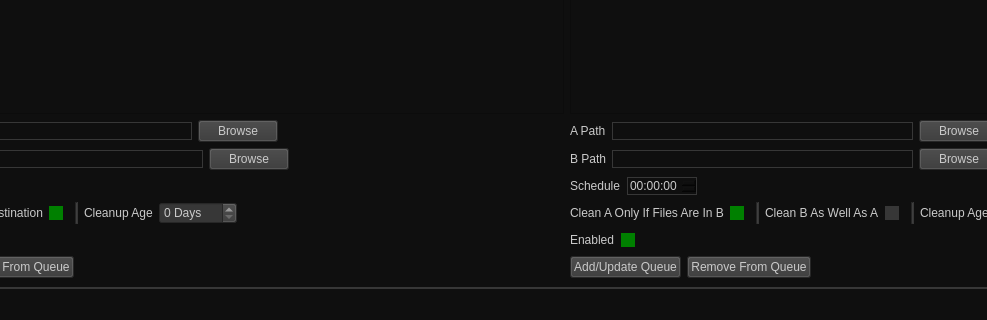
Qt form Interface/PRATTransferGui.ui (SARL-Engineering/PRAT-Transfer-Utility) before a commit; both pictures show x 187 to 1174 and y 342 to 662 of the 1507 by 662 pixel window.
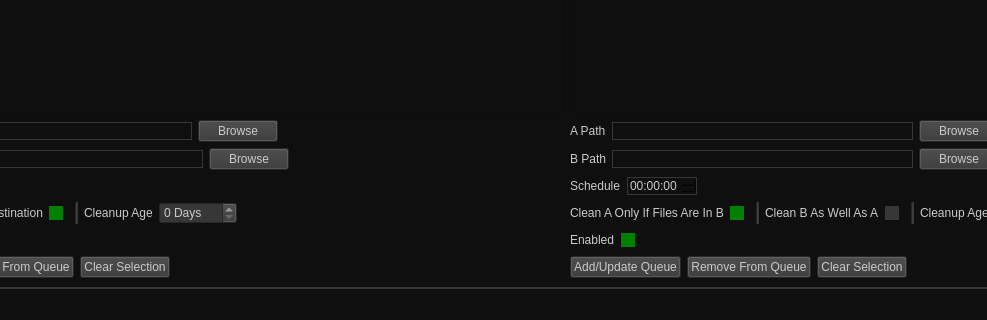
The same form after that commit.

Commit message: Changed visible program name to Transfer Utility since it's probably going to be used on more than just PRAT. Also got the rest of the setting interface done and added some clear logic to make it look and work cleaner. Just need to implement the logic for actually doing the transfers with logging and it should be done.

Diff of the .ui file:
```diff
--- a/Interface/PRATTransferGui.ui
+++ b/Interface/PRATTransferGui.ui
@@ -518,6 +518,13 @@
               </property>
              </widget>
             </item>
+            <item>
+             <widget class="QPushButton" name="cleanup_clear_button">
+              <property name="text">
+               <string>Clear Selection</string>
+              </property>
+             </widget>
+            </item>
             <item>
              <spacer name="horizontalSpacer_14">
               <property name="orientation">
@@ -712,6 +719,13 @@
               </property>
              </widget>
             </item>
+            <item>
+             <widget class="QPushButton" name="transfer_clear_button">
+              <property name="text">
+               <string>Clear Selection</string>
+              </property>
+             </widget>
+            </item>
             <item>
              <spacer name="horizontalSpacer_13">
               <property name="orientation">
```
The commit also changes 3 other files.
